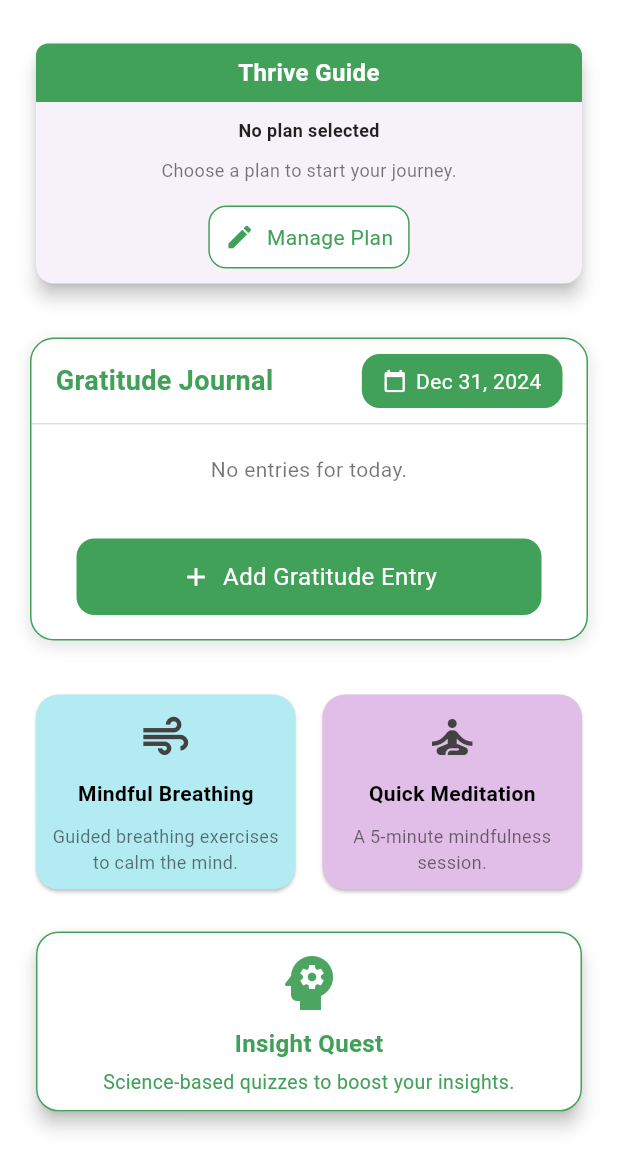
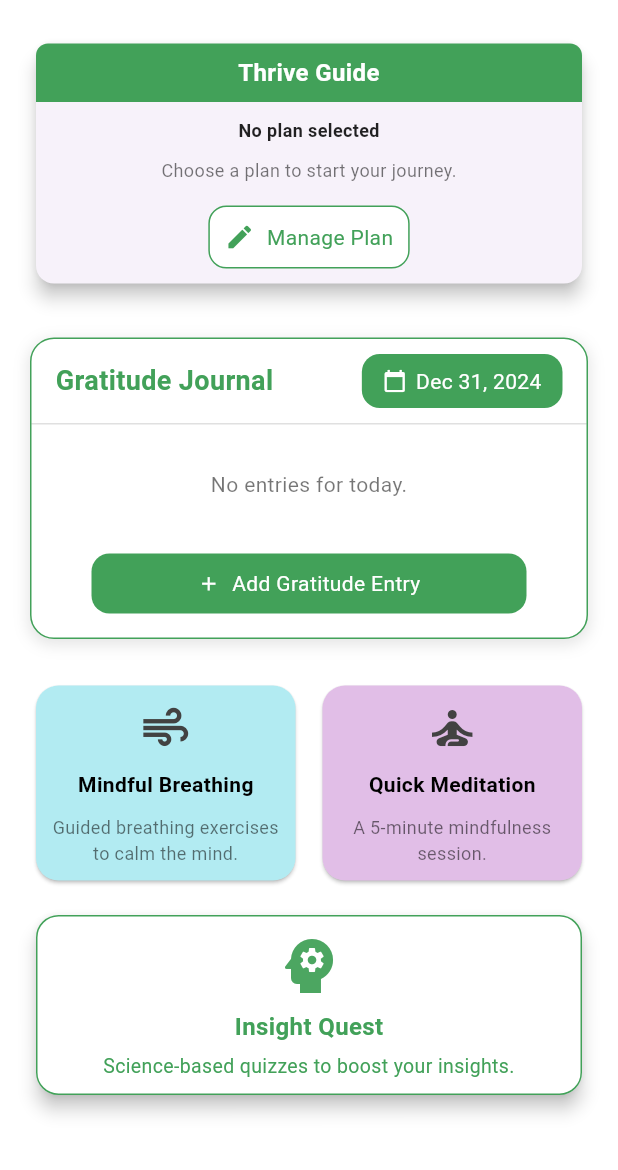
Before and after one commit to JericoDj/MentalHealth, a Flutter app: the GrowthGardenScreen screen opened directly, on a phone screen of 412 x 824 dp. Shown: the top 1170 px of the screen. Run offline on Flutter 3.47's test engine with Material 3 defaults, Android fonts, the phone set to English and light mode, and no system bars; our stand-ins replace carousel_slider, connectivity_plus, firebase_auth, firebase_core, fl_chart, flutter_native_splash and 5 more; accounts and stored records are empty.

Commit message:
eleventh commit, fix safe talks color and account color. make sure all text, icons, and container size are equal
Home

Growth garden

Insight Quest

safe talks. search button, and search results
mindhub to redesign
account page add results, app settings, notification settings and account privacy.

```diff
--- a/lib/screens/growth_garden/growth_garden.dart
+++ b/lib/screens/growth_garden/growth_garden.dart
@@ -33,12 +33,12 @@ class GrowthGardenScreen extends StatelessWidget {
               // Section 1: Gratitude Journaling
               GratitudeJournalWidget(),
 
-              const SizedBox(height: 5),
+              const SizedBox(height: 0),
 
 
               // Section 3: Grid View of Wellness Tools
               QuickWellnessTools(),
-              const SizedBox(height: 5),
+              const SizedBox(height: 0),
 
               // Section 2: Insight Quest Button
               InsightQuestButton(),
--- a/lib/screens/growth_garden/widgets/gratitude_journaling_widget.dart
+++ b/lib/screens/growth_garden/widgets/gratitude_journaling_widget.dart
@@ -32,6 +32,7 @@ class _GratitudeJournalWidgetState extends State<GratitudeJournalWidget> {
         children: [
           _headerSection(),
           const Divider(height: 1, color: Colors.black12),
+          SizedBox(height: 10,),
           _journalListView(),
           _buildAddEntryButton(),
         ],
@@ -117,7 +118,7 @@ class _GratitudeJournalWidgetState extends State<GratitudeJournalWidget> {
 
   Widget _buildAddEntryButton() {
     return Padding(
-      padding: const EdgeInsets.symmetric(vertical: 16, horizontal: 30),
+      padding: const EdgeInsets.symmetric(vertical: 16, horizontal: 40),
       child: GestureDetector(
         onTap: () => _showJournalDialog(context),
         child: Container(
@@ -125,15 +126,15 @@ class _GratitudeJournalWidgetState extends State<GratitudeJournalWidget> {
             color: MyColors.color1,
             borderRadius: BorderRadius.circular(12),
           ),
-          padding: const EdgeInsets.symmetric(vertical: 14, horizontal: 24),
+          padding: const EdgeInsets.symmetric(vertical: 10, horizontal: 10),
           child: Row(
             mainAxisAlignment: MainAxisAlignment.center,
             children: [
-              const Icon(Icons.add, size: 20, color: Colors.white),
+              const Icon(Icons.add, size: 15, color: Colors.white),
               const SizedBox(width: 8),
               const Text(
                 'Add Gratitude Entry',
-                style: TextStyle(fontSize: 16, color: Colors.white),
+                style: TextStyle(fontSize: 14, color: Colors.white),
               ),
             ],
           ),
--- a/lib/screens/growth_garden/widgets/quick_wellness_tools.dart
+++ b/lib/screens/growth_garden/widgets/quick_wellness_tools.dart
@@ -12,6 +12,7 @@ class QuickWellnessTools extends StatelessWidget {
         children: [
 
           Wrap(
+
             spacing: 10,
             runSpacing: 10,
             children: [
--- a/lib/screens/homescreen/homescreen.dart
+++ b/lib/screens/homescreen/homescreen.dart
@@ -21,6 +21,7 @@ class HomeScreen extends StatelessWidget {
           child: Column(
             crossAxisAlignment: CrossAxisAlignment.stretch,
             children: [
+              const SizedBox(height: 10),
               // Daily Moods Section
 
               // Progress Dashboard
--- a/lib/screens/mindhub/mindhubscreen.dart
+++ b/lib/screens/mindhub/mindhubscreen.dart
@@ -1,4 +1,5 @@
 import 'package:flutter/material.dart';
+import 'package:llps_mental_app/utils/constants/colors.dart';
 
 class MindHubScreen extends StatelessWidget {
   @override
@@ -46,7 +47,7 @@ class MindHubScreen extends StatelessWidget {
           ),
         ),
         Container(
-          height: 200,
+          height: 150,
           child: ListView.builder(
             scrollDirection: Axis.horizontal,
             itemCount: 5,
@@ -58,7 +59,7 @@ class MindHubScreen extends StatelessWidget {
                   child: Column(
                     children: [
                       Expanded(
-                        child: Icon(icon, size: 80, color: Colors.blueAccent),
+                        child: Icon(icon, size: 60, color: MyColors.color1),
                       ),
                       Padding(
                         padding: const EdgeInsets.all(8.0),
```
Also changed, not shown: lib/screens/safe_talks/safe_talks.dart (+6 -5 lines).
